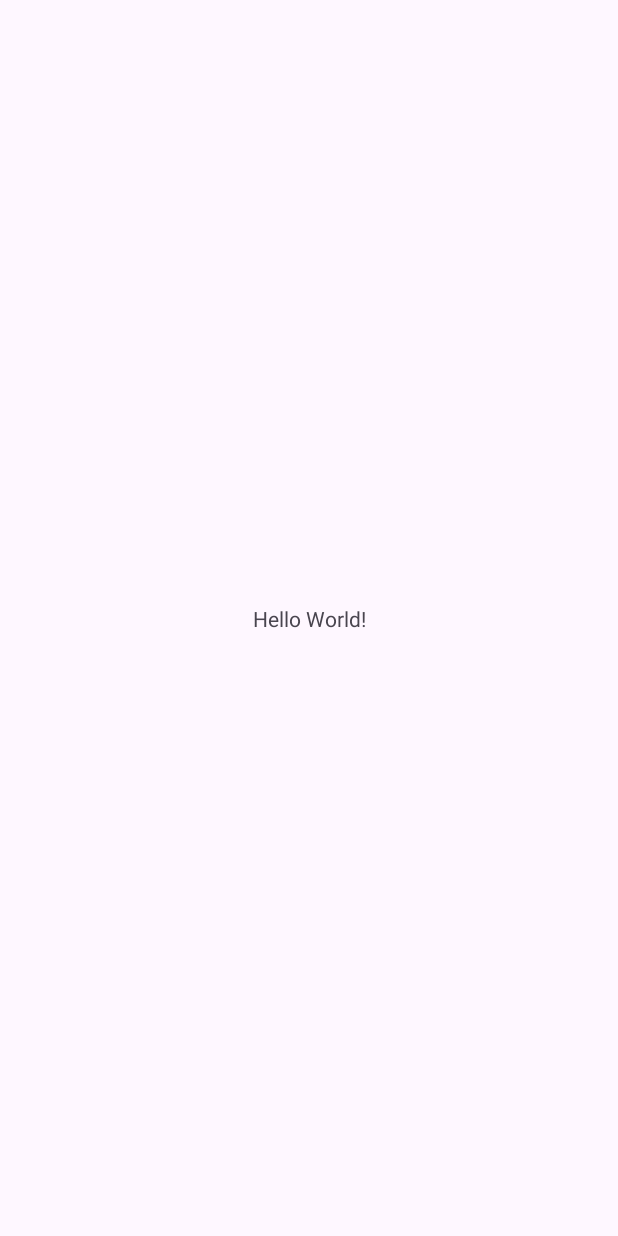
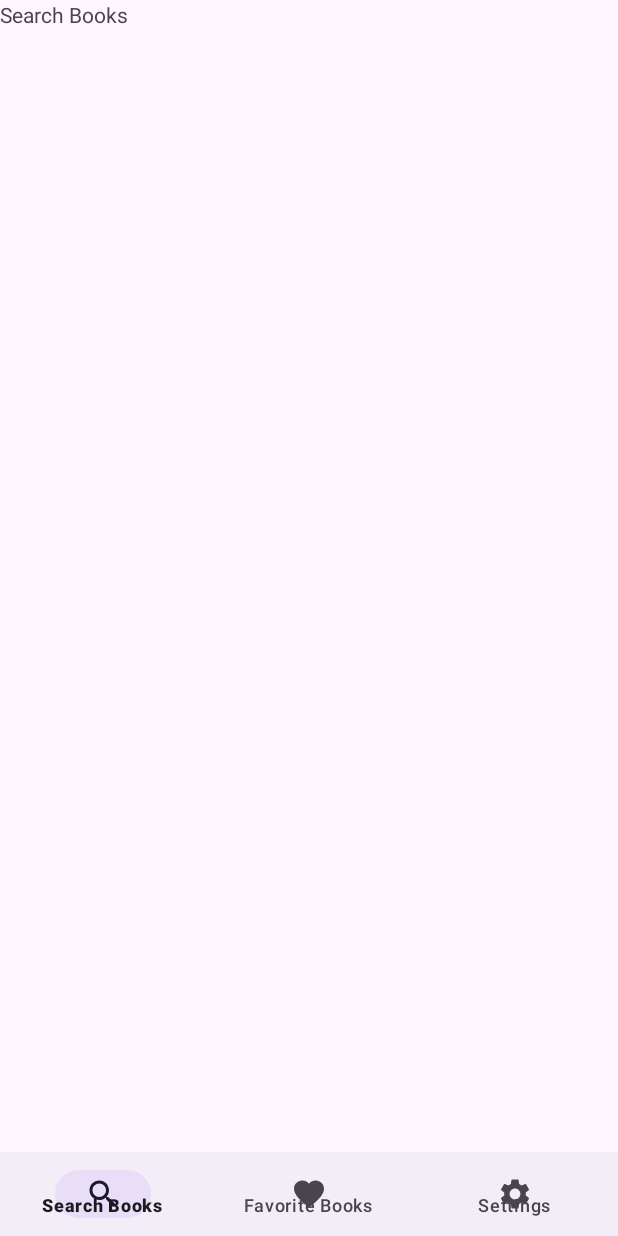
Before and after one commit to Kuneosu/BookSearchApp, an Android app: the screen it shows after launch (MainActivity), on a phone screen of 412 x 824 dp. Before the commit the screen is almost empty. Run offline under Robolectric (Android 15) with nearby library versions, the phone set to English and light mode, and no system bars.

Commit message:
Layout Design

```diff
--- a/app/build.gradle.kts
+++ b/app/build.gradle.kts
@@ -33,6 +33,10 @@ android {
     kotlinOptions {
         jvmTarget = "1.8"
     }
+
+    viewBinding {
+        enable = true
+    }
 }
 
 dependencies {
--- a/app/src/main/java/com/kks/booksearchapp/MainActivity.kt
+++ b/app/src/main/java/com/kks/booksearchapp/MainActivity.kt
@@ -1,20 +1,54 @@
 package com.kks.booksearchapp
 
 import android.os.Bundle
-import androidx.activity.enableEdgeToEdge
 import androidx.appcompat.app.AppCompatActivity
-import androidx.core.view.ViewCompat
-import androidx.core.view.WindowInsetsCompat
+import com.kks.booksearchapp.databinding.ActivityMainBinding
+import com.kks.booksearchapp.ui.view.FavoriteFragment
+import com.kks.booksearchapp.ui.view.SearchFragment
+import com.kks.booksearchapp.ui.view.SettingsFragment
 
 class MainActivity : AppCompatActivity() {
+    private val binding: ActivityMainBinding by lazy {
+        ActivityMainBinding.inflate(layoutInflater)
+    }
+
     override fun onCreate(savedInstanceState: Bundle?) {
         super.onCreate(savedInstanceState)
-        enableEdgeToEdge()
-        setContentView(R.layout.activity_main)
-        ViewCompat.setOnApplyWindowInsetsListener(findViewById(R.id.main)) { v, insets ->
-            val systemBars = insets.getInsets(WindowInsetsCompat.Type.systemBars())
-            v.setPadding(systemBars.left, systemBars.top, systemBars.right, systemBars.bottom)
-            insets
+        setContentView(binding.root)
+
+
+        setupBottomNavigationView()
+        if (savedInstanceState == null) {
+            binding.bottomNavigationView.selectedItemId = R.id.fragment_search
+        }
+    }
+
+    private fun setupBottomNavigationView() {
+        binding.bottomNavigationView.setOnNavigationItemSelectedListener { item ->
+            when (item.itemId) {
+                R.id.fragment_search -> {
+                    supportFragmentManager.beginTransaction()
+                        .replace(R.id.frame_layout, SearchFragment())
+                        .commit()
+                    true
+                }
+
+                R.id.fragment_favorite -> {
+                    supportFragmentManager.beginTransaction()
+                        .replace(R.id.frame_layout, FavoriteFragment())
+                        .commit()
+                    true
+                }
+
+                R.id.fragment_settings -> {
+                    supportFragmentManager.beginTransaction()
+                        .replace(R.id.frame_layout, SettingsFragment())
+                        .commit()
+                    true
+                }
+
+                else -> false
+            }
         }
     }
 }
--- /dev/null
+++ b/app/src/main/java/com/kks/booksearchapp/ui/view/SearchFragment.kt
@@ -0,0 +1,27 @@
+package com.kks.booksearchapp.ui.view
+
+import android.os.Bundle
+import android.view.LayoutInflater
+import android.view.View
+import android.view.ViewGroup
+import androidx.fragment.app.Fragment
+import com.kks.booksearchapp.databinding.FragmentSearchBinding
+
+
+class SearchFragment : Fragment() {
+    private var _binding: FragmentSearchBinding? = null
+    private val binding get() = _binding!!
+
+    override fun onCreateView(
+        inflater: LayoutInflater, container: ViewGroup?,
+        savedInstanceState: Bundle?
+    ): View {
+        _binding = FragmentSearchBinding.inflate(inflater, container, false)
+        return binding.root
+    }
+
+    override fun onDestroyView() {
+        super.onDestroyView()
+        _binding = null
+    }
+}
--- /dev/null
+++ b/app/src/main/res/drawable/ic_favorite_24.xml
@@ -0,0 +1,5 @@
+<vector xmlns:android="http://schemas.android.com/apk/res/android" android:height="24dp" android:tint="#000000" android:viewportHeight="24" android:viewportWidth="24" android:width="24dp">
+
+    <path android:fillColor="@android:color/white" android:pathData="M12,21.35l-1.45,-1.32C5.4,15.36 2,12.28 2,8.5 2,5.42 4.42,3 7.5,3c1.74,0 3.41,0.81 4.5,2.09C13.09,3.81 14.76,3 16.5,3 19.58,3 22,5.42 22,8.5c0,3.78 -3.4,6.86 -8.55,11.54L12,21.35z"/>
+
+</vector>
--- /dev/null
+++ b/app/src/main/res/drawable/ic_search_24.xml
@@ -0,0 +1,5 @@
+<vector xmlns:android="http://schemas.android.com/apk/res/android" android:height="24dp" android:tint="#000000" android:viewportHeight="24" android:viewportWidth="24" android:width="24dp">
+
+    <path android:fillColor="@android:color/white" android:pathData="M15.5,14h-0.79l-0.28,-0.27C15.41,12.59 16,11.11 16,9.5 16,5.91 13.09,3 9.5,3S3,5.91 3,9.5 5.91,16 9.5,16c1.61,0 3.09,-0.59 4.23,-1.57l0.27,0.28v0.79l5,4.99L20.49,19l-4.99,-5zM9.5,14C7.01,14 5,11.99 5,9.5S7.01,5 9.5,5 14,7.01 14,9.5 11.99,14 9.5,14z"/>
+
+</vector>
--- /dev/null
+++ b/app/src/main/res/drawable/ic_settings_24.xml
@@ -0,0 +1,5 @@
+<vector xmlns:android="http://schemas.android.com/apk/res/android" android:height="24dp" android:tint="#000000" android:viewportHeight="24" android:viewportWidth="24" android:width="24dp">
+
+    <path android:fillColor="@android:color/white" android:pathData="M19.14,12.94c0.04,-0.3 0.06,-0.61 0.06,-0.94c0,-0.32 -0.02,-0.64 -0.07,-0.94l2.03,-1.58c0.18,-0.14 0.23,-0.41 0.12,-0.61l-1.92,-3.32c-0.12,-0.22 -0.37,-0.29 -0.59,-0.22l-2.39,0.96c-0.5,-0.38 -1.03,-0.7 -1.62,-0.94L14.4,2.81c-0.04,-0.24 -0.24,-0.41 -0.48,-0.41h-3.84c-0.24,0 -0.43,0.17 -0.47,0.41L9.25,5.35C8.66,5.59 8.12,5.92 7.63,6.29L5.24,5.33c-0.22,-0.08 -0.47,0 -0.59,0.22L2.74,8.87C2.62,9.08 2.66,9.34 2.86,9.48l2.03,1.58C4.84,11.36 4.8,11.69 4.8,12s0.02,0.64 0.07,0.94l-2.03,1.58c-0.18,0.14 -0.23,0.41 -0.12,0.61l1.92,3.32c0.12,0.22 0.37,0.29 0.59,0.22l2.39,-0.96c0.5,0.38 1.03,0.7 1.62,0.94l0.36,2.54c0.05,0.24 0.24,0.41 0.48,0.41h3.84c0.24,0 0.44,-0.17 0.47,-0.41l0.36,-2.54c0.59,-0.24 1.13,-0.56 1.62,-0.94l2.39,0.96c0.22,0.08 0.47,0 0.59,-0.22l1.92,-3.32c0.12,-0.22 0.07,-0.47 -0.12,-0.61L19.14,12.94zM12,15.6c-1.98,0 -3.6,-1.62 -3.6,-3.6s1.62,-3.6 3.6,-3.6s3.6,1.62 3.6,3.6S13.98,15.6 12,15.6z"/>
+
+</vector>
--- a/app/src/main/res/layout/activity_main.xml
+++ b/app/src/main/res/layout/activity_main.xml
@@ -7,13 +7,21 @@
     android:layout_height="match_parent"
     tools:context=".MainActivity">
 
-    <TextView
-        android:layout_width="wrap_content"
-        android:layout_height="wrap_content"
-        android:text="Hello World!"
-        app:layout_constraintBottom_toBottomOf="parent"
+    <FrameLayout
+        android:id="@+id/frame_layout"
+        android:layout_width="0dp"
+        android:layout_height="0dp"
+        app:layout_constraintBottom_toTopOf="@+id/bottom_navigation_view"
         app:layout_constraintEnd_toEndOf="parent"
         app:layout_constraintStart_toStartOf="parent"
         app:layout_constraintTop_toTopOf="parent" />
 
+    <com.google.android.material.bottomnavigation.BottomNavigationView
+        android:id="@+id/bottom_navigation_view"
+        android:layout_width="0dp"
+        android:layout_height="56dp"
+        app:layout_constraintBottom_toBottomOf="parent"
+        app:layout_constraintEnd_toEndOf="parent"
+        app:layout_constraintStart_toStartOf="parent"
+        app:menu="@menu/bottom_navigation_menu" />
 </androidx.constraintlayout.widget.ConstraintLayout>
--- /dev/null
+++ b/app/src/main/res/layout/fragment_search.xml
@@ -0,0 +1,13 @@
+<?xml version="1.0" encoding="utf-8"?>
+<androidx.constraintlayout.widget.ConstraintLayout xmlns:android="http://schemas.android.com/apk/res/android"
+    xmlns:tools="http://schemas.android.com/tools"
+    android:layout_width="match_parent"
+    android:layout_height="match_parent"
+    tools:context=".ui.view.FavoriteFragment">
+
+    <TextView
+        android:layout_width="match_parent"
+        android:layout_height="match_parent"
+        android:text="@string/search" />
+
+</androidx.constraintlayout.widget.ConstraintLayout>
--- /dev/null
+++ b/app/src/main/res/menu/bottom_navigation_menu.xml
@@ -0,0 +1,15 @@
+<?xml version="1.0" encoding="utf-8"?>
+<menu xmlns:android="http://schemas.android.com/apk/res/android">
+    <item
+        android:id="@+id/fragment_search"
+        android:icon="@drawable/ic_search_24"
+        android:title="@string/search" />
+    <item
+        android:id="@+id/fragment_favorite"
+        android:icon="@drawable/ic_favorite_24"
+        android:title="@string/favorite" />
+    <item
+        android:id="@+id/fragment_settings"
+        android:icon="@drawable/ic_settings_24"
+        android:title="@string/settings" />
+</menu>
--- a/app/src/main/res/values/strings.xml
+++ b/app/src/main/res/values/strings.xml
@@ -1,3 +1,7 @@
 <resources>
     <string name="app_name">BookSearchApp</string>
+
+    <string name="search">Search Books</string>
+    <string name="favorite">Favorite Books</string>
+    <string name="settings">Settings</string>
 </resources>
```
Also changed, not shown: app/src/main/java/com/kks/booksearchapp/ui/view/FavoriteFragment.kt (added, +26 -0 lines), app/src/main/java/com/kks/booksearchapp/ui/view/SettingsFragment.kt (added, +26 -0 lines), app/src/main/res/layout/fragment_favorite.xml (added, +13 -0 lines), app/src/main/res/layout/fragment_settings.xml (added, +13 -0 lines).
